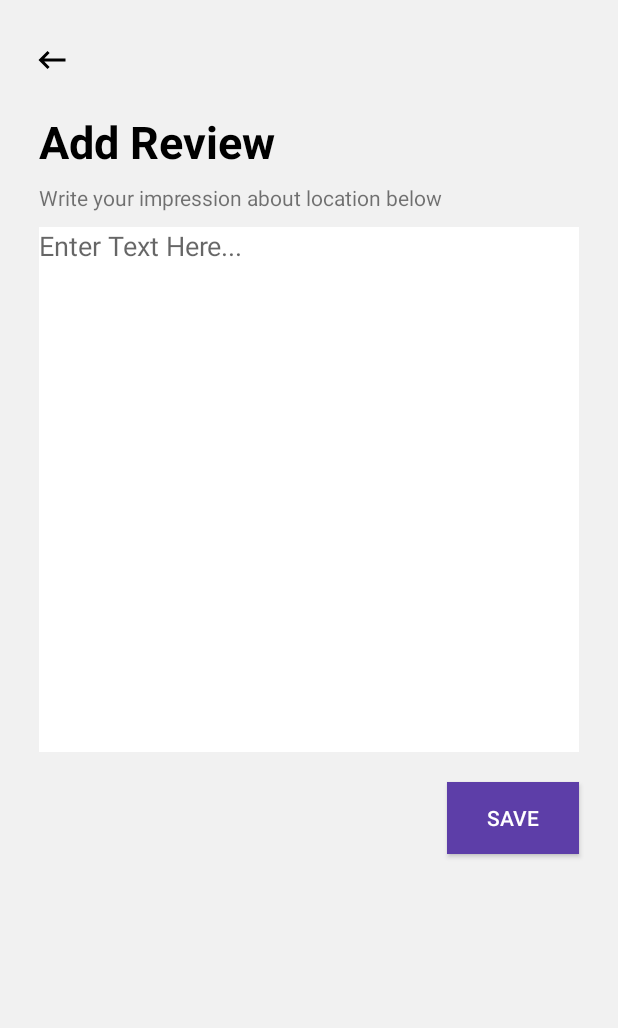
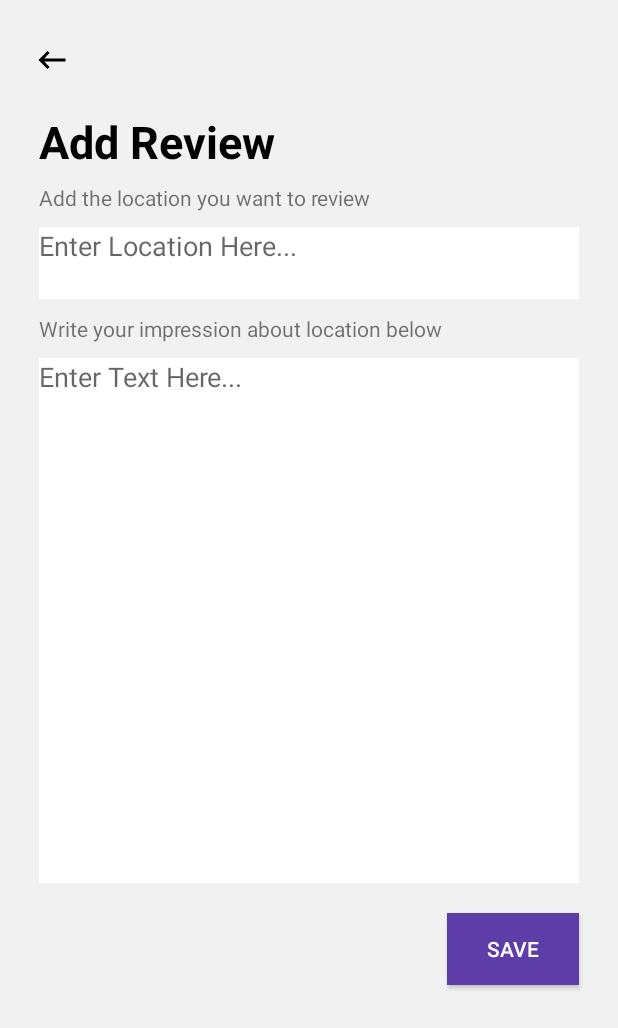
Before and after one commit to faridefendi44/WISMA, an Android app: the layout add_desc.xml on its own in the app's theme, with its tools: preview values and no code run, on a phone screen of 412 x 824 dp. Shown: the top 1028 px of the screen. Run offline under Robolectric (Android 15) with nearby library versions, the light colour scheme and no system bars.

Commit message:
Update CRUD Review

```diff
--- a/app/src/main/AndroidManifest.xml
+++ b/app/src/main/AndroidManifest.xml
@@ -15,6 +15,9 @@
         android:supportsRtl="true"
         android:theme="@style/AppTheme"
         android:usesCleartextTraffic="true">
+        <activity android:exported="true" android:name=".activities.UpdateReview" />
+        <activity android:exported="true" android:name=".activities.AddReview" />
+        <activity android:exported="true" android:name=".activities.Reviews" />
         <activity android:exported="true" android:name=".activities.PrayPlaceActivity" />
         <activity android:exported="true" android:name=".activities.DetailWisataActivity" />
         <activity android:exported="true" android:name=".activities.WisataActivity" />
--- a/app/src/main/res/layout/add_desc.xml
+++ b/app/src/main/res/layout/add_desc.xml
@@ -40,6 +40,22 @@
             android:textSize="30sp"/>
 
         <TextView
+            android:id="@+id/tv_loc"
+            android:layout_width="wrap_content"
+            android:layout_height="wrap_content"
+            android:layout_marginLeft="10dp"
+            android:text="Add the location you want to review"/>
+
+        <EditText
+            android:id="@+id/location"
+            android:layout_width="match_parent"
+            android:layout_height="48dp"
+            android:hint="Enter Location Here..."
+            android:gravity="top|start"
+            android:layout_margin="10dp"
+            android:background="@color/white"/>
+
+        <TextView
             android:id="@+id/tv_desc"
             android:layout_width="wrap_content"
             android:layout_height="wrap_content"
```
Also changed, not shown: app/src/main/java/com/example/wisma/activities/AddReview.java (+11 -3 lines), app/src/main/java/com/example/wisma/activities/Reviews.java (+8 -5 lines), app/src/main/java/com/example/wisma/activities/UpdateReview.java (+19 -3 lines), app/src/main/java/com/example/wisma/adapter/ReviewAdapter.java (renamed from app/src/main/java/com/example/wisma/activities/ReviewAdapter.java, +10 -6 lines), app/src/main/java/com/example/wisma/model/ModelReview.java (renamed from app/src/main/java/com/example/wisma/activities/Review.java, +15 -4 lines), app/src/main/res/layout/edit_desc.xml (+9 -0 lines), app/src/main/res/layout/review_item.xml (+10 -1 lines).
